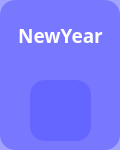
Above: ui/one_template.ui from Alchemmist/SchoolRing before the change. Below: the same form after it.
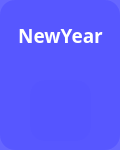
That is the form after the change. Icons and pictures are not drawn.

Diff of the .ui file:
```diff
--- a/ui/one_template.ui
+++ b/ui/one_template.ui
@@ -27,7 +27,7 @@
   </property>
   <property name="styleSheet">
    <string notr="true">border-radius: 15;
-background-color: rgba(85,85,255, 140);</string>
+background-color: rgba(85,85,255, 230);</string>
   </property>
   <widget class="QLabel" name="title">
    <property name="geometry">
```
